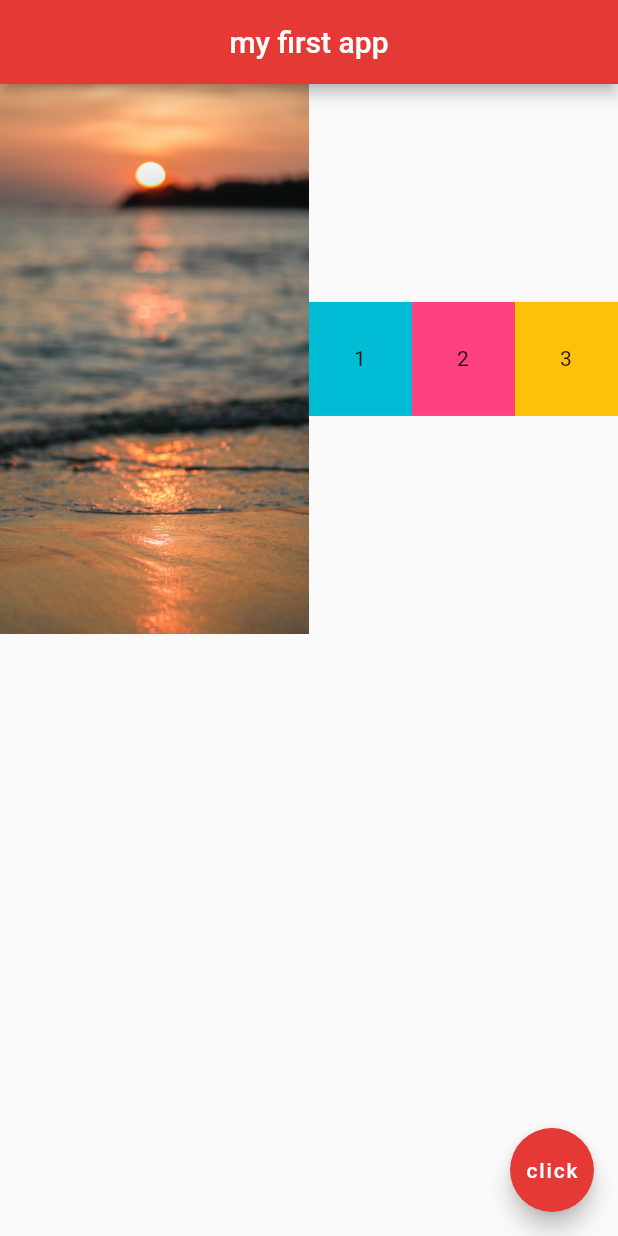
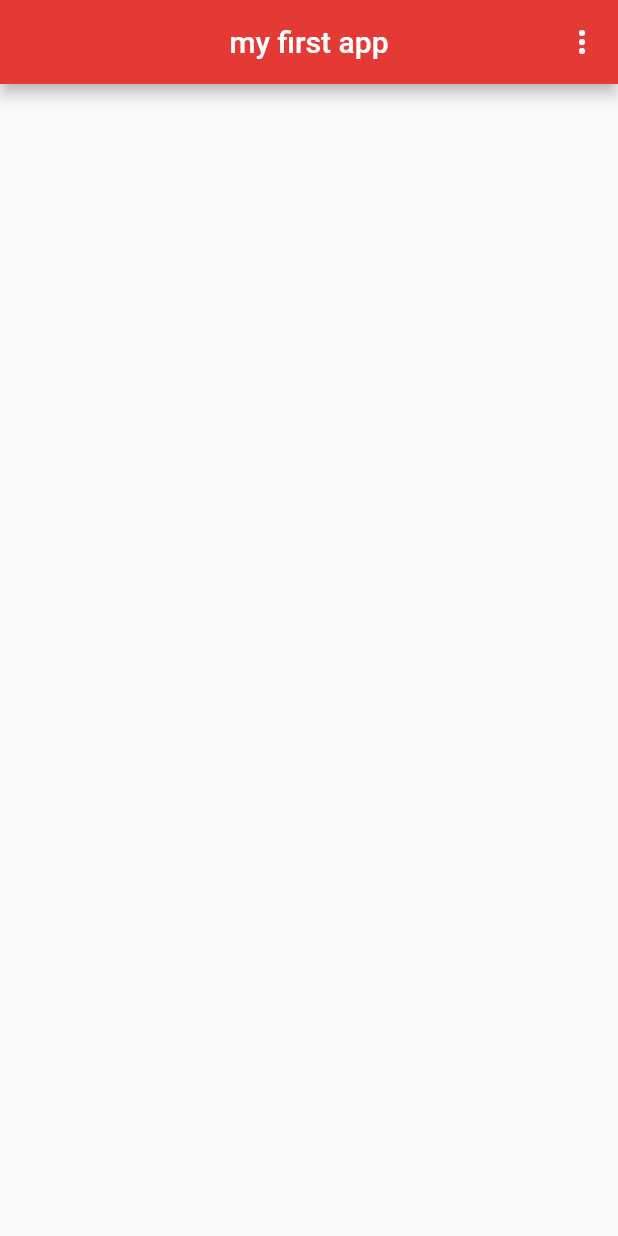
Before and after one commit to rekib0023/learning-flutter, a Flutter app: the screen it shows after launch, on a phone screen of 412 x 824 dp. Run offline on Flutter 3.47's test engine with Material 2 defaults, Android fonts, the phone set to English and light mode, and no system bars.

```diff
--- /dev/null
+++ b/lib/constants.dart
@@ -0,0 +1,11 @@
+class Constants {
+  static const String Settings = 'Settings';
+  static const String Subscribe = 'Subscribe';
+  static const String SignOut = 'SignOut';
+
+  static const List<String> choices = [
+    Settings,
+    Subscribe,
+    SignOut,
+  ];
+}
--- a/lib/main.dart
+++ b/lib/main.dart
@@ -1,4 +1,5 @@
 import 'package:flutter/material.dart';
+import 'package:learning_flutter/constants.dart';
 
 void main() => runApp(MaterialApp(
   home: Home(),
@@ -12,44 +13,35 @@ class Home extends StatelessWidget {
       title: Text('my first app'),
       centerTitle: true,
       backgroundColor: Colors.red[600],
+      actions: <Widget>[
+        PopupMenuButton<String>(
+          onSelected: choiceAction,
+          itemBuilder: (BuildContext context) {
+            return Constants.choices.map((String choice) {
+              return PopupMenuItem<String>(
+                value: choice,
+                child: Text(choice),
+              );
+            }).toList();
+          },
+        ),
+      ],
     ),
-    body: Row(
-      children: <Widget>[
-        Expanded(
-          flex: 3,
-          child: Image.asset('assets/beach1.jpg')
-          ),
-        Expanded(
-          flex: 1,
-          child: Container(
-            padding: EdgeInsets.all(30.0),
-            color: Colors.cyan,
-            child: Text('1'),
-          ),
-        ),
-        Expanded(
-          flex: 1,
-          child: Container(
-            padding: EdgeInsets.all(30.0),
-            color: Colors.pinkAccent,
-            child: Text('2'),
-          ),
-        ),
-        Expanded(
-          flex: 1,
-          child: Container(
-            padding: EdgeInsets.all(30.0),
-            color: Colors.amber,
-            child: Text('3'),
-          ),
-        ),
-          ],
-        ),
-    floatingActionButton: FloatingActionButton(
-      onPressed: () {},
-      child: Text('click'),
-      backgroundColor: Colors.red[600],
-      ),
   );
   }
+
+
+  void choiceAction(String choice){
+    if(choice == Constants.Settings){
+      // TODO create settings model
+      print('settings');
+    } else if(choice == Constants.Subscribe){
+      // TODO create settings model
+      print('subscribe');
+    } else if(choice == Constants.SignOut){
+      // TODO create settings model
+      print('sign out');
+    }
+  }
+
 }
```
